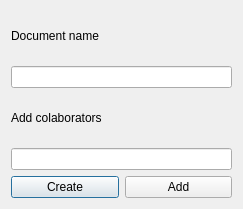
The window that Latex-editor/CreateDocument.ui (Redvin-dt/elephant-editor) describes before a commit, drawn with Qt 5.
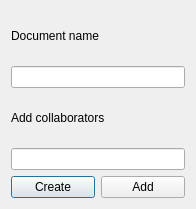
The same window after the commit.

The edit to the form file:
```diff
--- a/Latex-editor/CreateDocument.ui
+++ b/Latex-editor/CreateDocument.ui
@@ -6,7 +6,7 @@
    <rect>
     <x>0</x>
     <y>0</y>
-    <width>243</width>
+    <width>196</width>
     <height>209</height>
    </rect>
   </property>
@@ -29,7 +29,7 @@
      <item>
       <widget class="QLabel" name="label_2">
        <property name="text">
-        <string>Add colaborators</string>
+        <string>Add collaborators</string>
        </property>
       </widget>
      </item>
```
